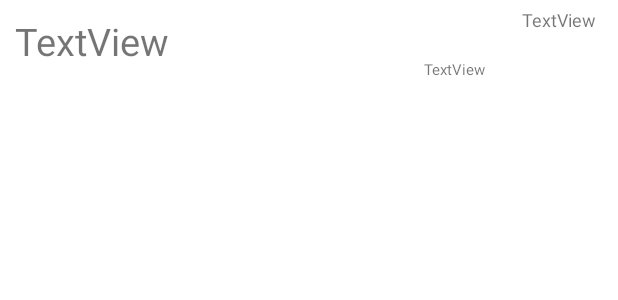
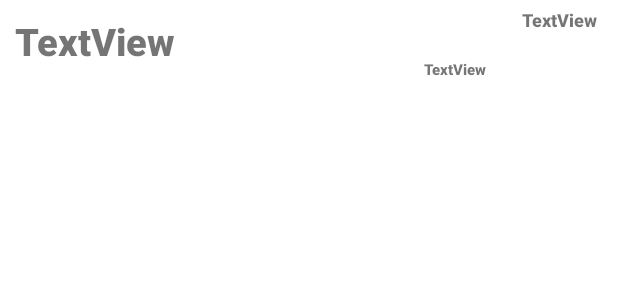
Before and after one commit to CRIIPI11/WishListApp, an Android app: the layout item.xml on its own in the app's theme, with its tools: preview values and no code run, on a phone screen of 412 x 824 dp. Shown: the top 300 px of the screen. Run offline under Robolectric (Android 15) with nearby library versions, the phone set to English and light mode, and no system bars.

Commit message:
added delete feature and fix styles

```diff
--- a/app/src/main/java/com/example/wishlistapp/MainActivity.kt
+++ b/app/src/main/java/com/example/wishlistapp/MainActivity.kt
@@ -19,7 +19,6 @@ class MainActivity : AppCompatActivity() {
         val price = findViewById<EditText>(R.id.price)
         val link = findViewById<EditText>(R.id.shoplink)
         val adapter = Adapter(items)
-        val item = R.layout.item
 
         recyclerview.adapter = adapter
         recyclerview.layoutManager = LinearLayoutManager(this)
@@ -28,7 +27,12 @@ class MainActivity : AppCompatActivity() {
 
             val item = Item(name.text.toString(),price.text.toString(),link.text.toString())
             items.add(item)
+            name.text.clear()
+            price.text.clear()
+            link.text.clear()
             adapter.notifyDataSetChanged()
         }
+
+
     }
 }
--- a/app/src/main/res/layout/item.xml
+++ b/app/src/main/res/layout/item.xml
@@ -1,9 +1,13 @@
 <?xml version="1.0" encoding="utf-8"?>
 <androidx.constraintlayout.widget.ConstraintLayout xmlns:android="http://schemas.android.com/apk/res/android"
+    xmlns:app="http://schemas.android.com/apk/res-auto"
     xmlns:tools="http://schemas.android.com/tools"
     android:layout_width="match_parent"
+    android:id="@+id/parent"
     android:layout_height="wrap_content"
-    xmlns:app="http://schemas.android.com/apk/res-auto">
+    android:clickable="true"
+    android:focusable="auto">
+
 
     <TextView
         android:id="@+id/itemname"
@@ -12,6 +16,7 @@
         android:padding="10dp"
         android:text="TextView"
         android:textSize="25dp"
+        android:fontFamily="sans-serif-black"
         app:layout_constraintBottom_toBottomOf="parent"
         app:layout_constraintEnd_toEndOf="parent"
         app:layout_constraintHorizontal_bias="0.0"
@@ -24,6 +29,7 @@
         android:layout_width="60dp"
         android:layout_height="21dp"
         android:layout_marginEnd="4dp"
+        android:fontFamily="sans-serif-black"
         android:text="TextView"
         android:textSize="12dp"
         app:layout_constraintBottom_toTopOf="@id/itemlink"
@@ -37,6 +43,7 @@
         android:layout_height="12dp"
         android:layout_marginEnd="4dp"
         android:layout_marginBottom="4dp"
+        android:fontFamily="sans-serif-black"
         android:text="TextView"
         android:textSize="10dp"
         app:layout_constraintBottom_toBottomOf="parent"
--- a/app/src/main/res/values/strings.xml
+++ b/app/src/main/res/values/strings.xml
@@ -1,3 +1,3 @@
 <resources>
-    <string name="app_name">Wishlist App</string>
+    <string name="app_name">Wishlist</string>
 </resources>
```
Also changed, not shown: app/src/main/java/com/example/wishlistapp/Adapter.kt (+23 -0 lines).
